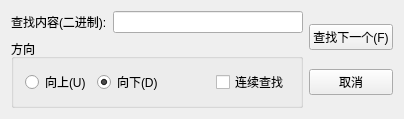
The window that H264AnalysisQt/h264findtext.ui (BrianYi/H264AnalysisQt) describes before a commit, drawn with Qt 5.
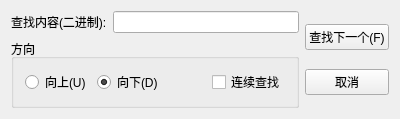
The same window after the commit.

Patch:
```diff
--- a/H264AnalysisQt/h264findtext.ui
+++ b/H264AnalysisQt/h264findtext.ui
@@ -6,8 +6,8 @@
    <rect>
     <x>0</x>
     <y>0</y>
-    <width>404</width>
-    <height>118</height>
+    <width>400</width>
+    <height>115</height>
    </rect>
   </property>
   <property name="windowTitle">
@@ -20,7 +20,7 @@
       <item>
        <layout class="QVBoxLayout" name="verticalLayout_2">
         <item>
-         <layout class="QHBoxLayout" name="horizontalLayout">
+         <layout class="QHBoxLayout" name="horizontalLayout_2">
           <item>
            <widget class="QLabel" name="findLabel">
             <property name="text">
@@ -42,7 +42,7 @@
            <item>
             <layout class="QHBoxLayout" name="horizontalLayout_4">
              <item>
-              <layout class="QHBoxLayout" name="horizontalLayout_2">
+              <layout class="QHBoxLayout" name="horizontalLayout_6">
                <item>
                 <widget class="QRadioButton" name="upRadioButton">
                  <property name="text">
```
Left out of the diff: 6 changed lines with no effect on the pictures.
